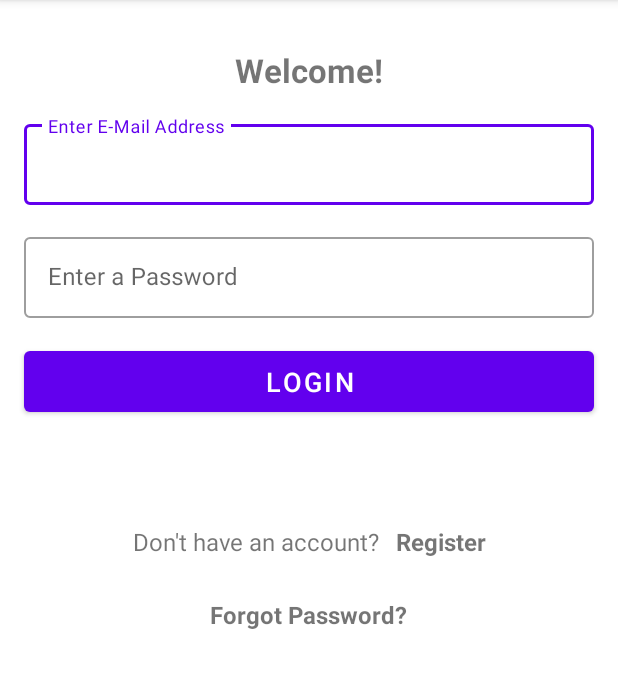
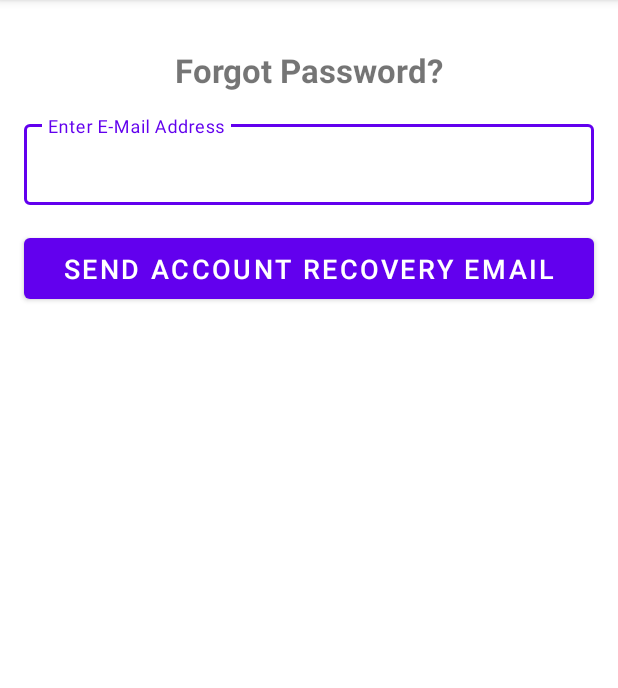
Before and after one commit to lukasbeckercode/forrest_watch, an Android app: the Login screen opened directly, with no data from a screen before it, after a tap on "Forgot Password?", on a phone screen of 412 x 824 dp, the part 84-772 px from its top. Run offline under Robolectric (Android 15) with nearby library versions, the light colour scheme and no system bars.

Commit message:
improved project structure, implemented ForgotPassword.kt, code cleanup

```diff
--- a/app/src/main/java/com/lukasbeckercode/forrestwatch/Login.kt
+++ /dev/null
@@ -1,77 +0,0 @@
-package com.lukasbeckercode.forrestwatch
-
-import android.content.Intent
-import androidx.appcompat.app.AppCompatActivity
-import android.os.Bundle
-import android.text.TextUtils
-import android.util.Log
-import android.widget.Button
-import android.widget.EditText
-import android.widget.TextView
-import android.widget.Toast
-import com.google.firebase.auth.FirebaseAuth
-import com.lukasbeckercode.forrestwatch.models.User
-import database.CloudFireStore
-
-class Login : AppCompatActivity() {
-    override fun onCreate(savedInstanceState: Bundle?) {
-        super.onCreate(savedInstanceState)
-        setContentView(R.layout.activity_login)
-
-        val tvRegister :TextView = findViewById(R.id.tv_login_register)
-        tvRegister.setOnClickListener{
-            startActivity(Intent(this,Register::class.java))
-        }
-
-        val tvForgotPassword : TextView = findViewById(R.id.tv_login_forgotpassword)
-
-        tvForgotPassword.setOnClickListener {
-            //TODO: Call forgot password activity
-            Log.i("Login","IMPLEMENT ME!")
-        }
-
-        val btnLogin:Button = findViewById(R.id.btn_login_login)
-        btnLogin.setOnClickListener {
-            logInUser()
-        }
-    }
-    private fun logInUser(){
-        val email:String= findViewById<EditText>(R.id.et_login_email).text.toString().trim()
-        val password :String = findViewById<EditText>(R.id.et_login_password).text.toString().trim()
-
-        when{
-            TextUtils.isEmpty(email) -> {
-                Toast.makeText(this,R.string.error_empty_email,Toast.LENGTH_SHORT).show()
-                return
-            }
-            TextUtils.isEmpty(password) ->{
-                Toast.makeText(this,R.string.error_empty_passwd,Toast.LENGTH_SHORT).show()
-                return
-            }
-        }
-
-        FirebaseAuth.getInstance().signInWithEmailAndPassword(email, password)
-            .addOnCompleteListener{task->
-                run {
-                    if (task.isSuccessful) {
-                        CloudFireStore().getUserData(this)
-                        Toast.makeText(this, R.string.login_success, Toast.LENGTH_LONG).show()
-                    } else {
-                        Toast.makeText(
-                            this,
-                            R.string.login_failure.toString() + task.exception.toString(),
-                            Toast.LENGTH_LONG
-                        )
-                            .show()
-                    }
-                }
-            }
-
-    }
-
-    fun success(user : User) {
-        val intent = Intent(this,HomeActivity::class.java)
-        intent.putExtra("user",user)
-        startActivity(intent)
-    }
-}
--- a/app/src/main/java/com/lukasbeckercode/forrestwatch/models/User.kt
+++ b/app/src/main/java/com/lukasbeckercode/forrestwatch/models/User.kt
@@ -13,10 +13,6 @@ class User(
 
 ):Parcelable {
 init {
-
-    when{
-    }
-
 }
 
     constructor(parcel: Parcel) : this(
--- /dev/null
+++ b/app/src/main/java/com/lukasbeckercode/forrestwatch/ui/AuthActivity.kt
@@ -0,0 +1,8 @@
+package com.lukasbeckercode.forrestwatch.ui
+
+import com.lukasbeckercode.forrestwatch.models.User
+
+interface AuthActivity {
+    fun success(user: User)
+    fun fail()
+}
--- /dev/null
+++ b/app/src/main/java/com/lukasbeckercode/forrestwatch/ui/ForgotPassword.kt
@@ -0,0 +1,39 @@
+package com.lukasbeckercode.forrestwatch.ui
+
+import android.os.Bundle
+import android.text.TextUtils
+import android.widget.Button
+import android.widget.EditText
+import android.widget.Toast
+import androidx.appcompat.app.AppCompatActivity
+import com.lukasbeckercode.forrestwatch.FireBaseAuth
+import com.lukasbeckercode.forrestwatch.R
+import com.lukasbeckercode.forrestwatch.database.CloudFireStore
+import com.lukasbeckercode.forrestwatch.models.User
+
+class ForgotPassword : AppCompatActivity(),AuthActivity {
+    override fun onCreate(savedInstanceState: Bundle?) {
+        super.onCreate(savedInstanceState)
+        setContentView(R.layout.activity_forgotpassword)
+        val forgotBtn: Button = findViewById(R.id.btn_forgot_forgot)
+        forgotBtn.setOnClickListener {
+            val email = findViewById<EditText>(R.id.et_forgot_email).text.toString()
+            if(TextUtils.isEmpty(email))
+            {
+                Toast.makeText(this,R.string.error_empty_email,Toast.LENGTH_LONG).show()
+            }
+           CloudFireStore().getUserData(this,email)
+        }
+
+
+    }
+
+    override fun success(user: User) {
+        FireBaseAuth().forgotPassword(user.email!!,this)
+        Toast.makeText(this,R.string.forgot_password_success,Toast.LENGTH_LONG).show()
+    }
+
+    override fun fail() {
+        Toast.makeText(this,R.string.error_email_user_nonexistent,Toast.LENGTH_LONG).show()
+    }
+}
--- a/app/src/main/java/com/lukasbeckercode/forrestwatch/HomeActivity.kt
+++ b/app/src/main/java/com/lukasbeckercode/forrestwatch/ui/HomeActivity.kt
@@ -1,8 +1,9 @@
-package com.lukasbeckercode.forrestwatch
+package com.lukasbeckercode.forrestwatch.ui
 
-import androidx.appcompat.app.AppCompatActivity
 import android.os.Bundle
 import android.widget.TextView
+import androidx.appcompat.app.AppCompatActivity
+import com.lukasbeckercode.forrestwatch.R
 import com.lukasbeckercode.forrestwatch.models.User
 
 class HomeActivity : AppCompatActivity() {
--- /dev/null
+++ b/app/src/main/java/com/lukasbeckercode/forrestwatch/ui/Login.kt
@@ -0,0 +1,47 @@
+package com.lukasbeckercode.forrestwatch.ui
+
+import android.content.Intent
+import android.os.Bundle
+import android.widget.Button
+import android.widget.EditText
+import android.widget.TextView
+import android.widget.Toast
+import androidx.appcompat.app.AppCompatActivity
+import com.lukasbeckercode.forrestwatch.FireBaseAuth
+import com.lukasbeckercode.forrestwatch.R
+import com.lukasbeckercode.forrestwatch.models.User
+
+class Login : AppCompatActivity(), AuthActivity {
+    override fun onCreate(savedInstanceState: Bundle?) {
+        super.onCreate(savedInstanceState)
+        setContentView(R.layout.activity_login)
+
+        val tvRegister :TextView = findViewById(R.id.tv_login_register)
+        tvRegister.setOnClickListener{
+            startActivity(Intent(this, Register::class.java))
+        }
+
+        val tvForgotPassword : TextView = findViewById(R.id.tv_login_forgotpassword)
+
+        tvForgotPassword.setOnClickListener {
+            startActivity(Intent(this,ForgotPassword::class.java))
+        }
+
+        val btnLogin:Button = findViewById(R.id.btn_login_login)
+        btnLogin.setOnClickListener {
+            val email:String= findViewById<EditText>(R.id.et_login_email).text.toString().trim()
+            val password :String = findViewById<EditText>(R.id.et_login_password).text.toString().trim()
+            FireBaseAuth().logInUser(email,password,this)
+        }
+    }
+
+    override fun success(user : User) {
+        val intent = Intent(this, HomeActivity::class.java)
+        intent.putExtra("user",user)
+        startActivity(intent)
+    }
+
+    override fun fail() {
+        Toast.makeText(this,R.string.login_failure,Toast.LENGTH_LONG).show()
+    }
+}
--- /dev/null
+++ b/app/src/main/res/layout/activity_forgotpassword.xml
@@ -0,0 +1,52 @@
+<?xml version="1.0" encoding="utf-8"?>
+<androidx.constraintlayout.widget.ConstraintLayout xmlns:android="http://schemas.android.com/apk/res/android"
+    xmlns:app="http://schemas.android.com/apk/res-auto"
+    xmlns:tools="http://schemas.android.com/tools"
+    android:layout_width="match_parent"
+    android:layout_height="match_parent"
+    tools:context=".ui.ForgotPassword">
+    <TextView
+        android:id="@+id/tv_forgot_title"
+        android:layout_width="wrap_content"
+        android:layout_height="wrap_content"
+        android:layout_marginTop="32dp"
+        android:text="@string/tv_login_forgotpassword_text"
+        android:textSize="@dimen/tv_login_title_textsize"
+        android:textStyle="bold"
+        app:layout_constraintEnd_toEndOf="parent"
+        app:layout_constraintStart_toStartOf="parent"
+        app:layout_constraintTop_toTopOf="parent"/>
+
+    <com.google.android.material.textfield.TextInputLayout
+        android:id="@+id/til_forgot_email"
+        android:layout_width="match_parent"
+        android:layout_height="wrap_content"
+        android:layout_margin="16dp"
+        style="@style/Widget.MaterialComponents.TextInputLayout.OutlinedBox"
+        app:layout_constraintEnd_toEndOf="parent"
+        app:layout_constraintStart_toStartOf="parent"
+        app:layout_constraintTop_toBottomOf="@+id/tv_forgot_title">
+
+        <EditText
+            android:id="@+id/et_forgot_email"
+            android:layout_width="match_parent"
+            android:layout_height="wrap_content"
+            android:inputType="textEmailAddress"
+            android:hint="@string/et_login_email_hint"
+            android:padding="@dimen/et_16dp_padding"
+            android:textSize="@dimen/et_16sp_textsize"/>
+    </com.google.android.material.textfield.TextInputLayout>
+
+    <Button
+        android:id="@+id/btn_forgot_forgot"
+        android:layout_width="match_parent"
+        android:layout_height="wrap_content"
+        android:layout_margin="16dp"
+        android:padding="@dimen/btn_8dp_padding"
+        android:text="@string/btn_forgot_forgot"
+        android:textSize="@dimen/btn_18sp_textsize"
+        app:layout_constraintEnd_toEndOf="parent"
+        app:layout_constraintStart_toStartOf="parent"
+        app:layout_constraintTop_toBottomOf="@id/til_forgot_email" />
+
+</androidx.constraintlayout.widget.ConstraintLayout>
--- a/app/src/main/res/layout/activity_home.xml
+++ b/app/src/main/res/layout/activity_home.xml
@@ -4,7 +4,7 @@
     xmlns:tools="http://schemas.android.com/tools"
     android:layout_width="match_parent"
     android:layout_height="match_parent"
-    tools:context=".HomeActivity">
+    tools:context=".ui.HomeActivity">
     <TextView
         android:id="@+id/tv_home_title"
         android:layout_width="wrap_content"
--- a/app/src/main/res/layout/activity_login.xml
+++ b/app/src/main/res/layout/activity_login.xml
@@ -4,7 +4,7 @@
     xmlns:tools="http://schemas.android.com/tools"
     android:layout_width="match_parent"
     android:layout_height="match_parent"
-    tools:context=".Login">
+    tools:context=".ui.Login">
 
     <TextView
         android:id="@+id/tv_login_title"
--- a/app/src/main/res/layout/activity_main.xml
+++ b/app/src/main/res/layout/activity_main.xml
@@ -4,7 +4,7 @@
     xmlns:tools="http://schemas.android.com/tools"
     android:layout_width="match_parent"
     android:layout_height="match_parent"
-    tools:context=".MainActivity">
+    tools:context=".ui.MainActivity">
     <androidx.appcompat.widget.Toolbar
         android:layout_width="match_parent"
         android:layout_height="wrap_content"
--- a/app/src/main/res/layout/activity_register.xml
+++ b/app/src/main/res/layout/activity_register.xml
@@ -4,7 +4,7 @@
     xmlns:tools="http://schemas.android.com/tools"
     android:layout_width="match_parent"
     android:layout_height="match_parent"
-    tools:context=".Register">
+    tools:context=".ui.Register">
 
     <androidx.appcompat.widget.Toolbar
         android:id="@+id/toolbar_register"
--- a/app/src/main/res/values/strings.xml
+++ b/app/src/main/res/values/strings.xml
@@ -25,4 +25,7 @@
     <string name="tv_login_register_text">Register</string>
     <string name="tv_login_forgotpassword_text">Forgot Password?</string>
     <string name="btn_login_login_text">Login</string>
+    <string name="error_email_user_nonexistent">No User with this email address found!</string>
+    <string name="forgot_password_success">A recovery email was sent to your email address!</string>
+    <string name="btn_forgot_forgot">Send account recovery email</string>
 </resources>
```
Also changed, not shown: app/src/main/AndroidManifest.xml (+11 -4 lines), app/src/main/java/com/lukasbeckercode/forrestwatch/FireBaseAuth.kt (added, +85 -0 lines), app/src/main/java/com/lukasbeckercode/forrestwatch/Register.kt (deleted, +0 -82 lines), app/src/main/java/com/lukasbeckercode/forrestwatch/data/Result.kt (deleted, +0 -18 lines), app/src/main/java/com/lukasbeckercode/forrestwatch/database/CloudFireStore.kt (added, +75 -0 lines), app/src/main/java/com/lukasbeckercode/forrestwatch/ui/MainActivity.kt (renamed from app/src/main/java/com/lukasbeckercode/forrestwatch/MainActivity.kt, +5 -4 lines), app/src/main/java/com/lukasbeckercode/forrestwatch/ui/Register.kt (added, +57 -0 lines), app/src/main/java/database/CloudFireStore.kt (deleted, +0 -46 lines).
